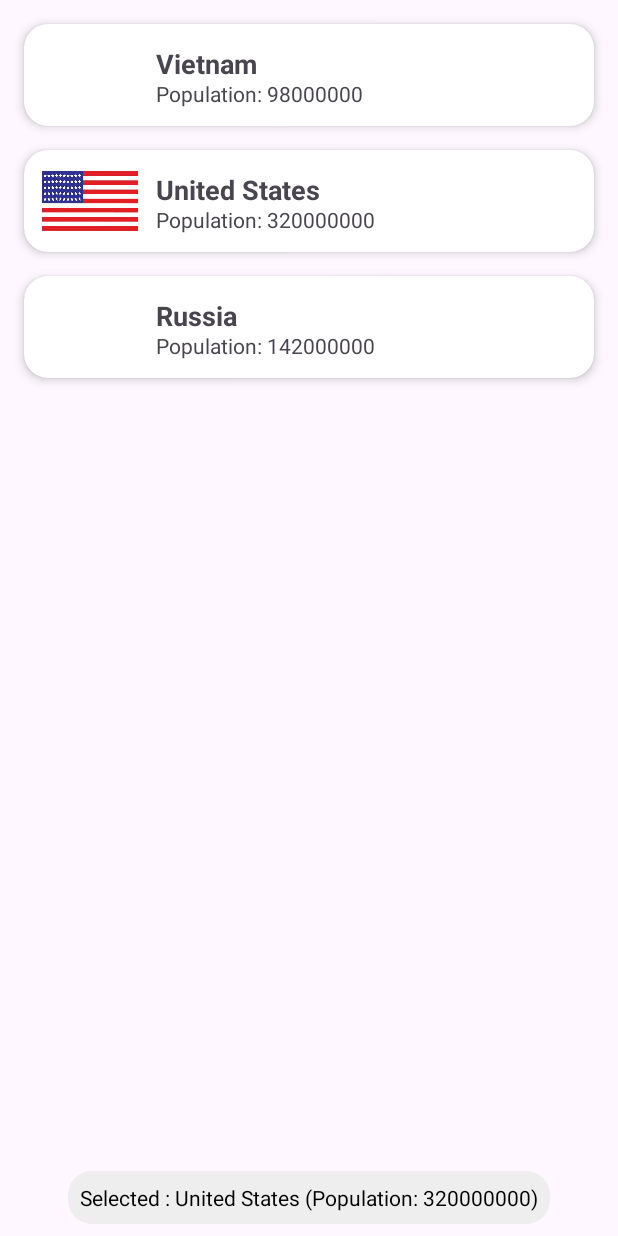
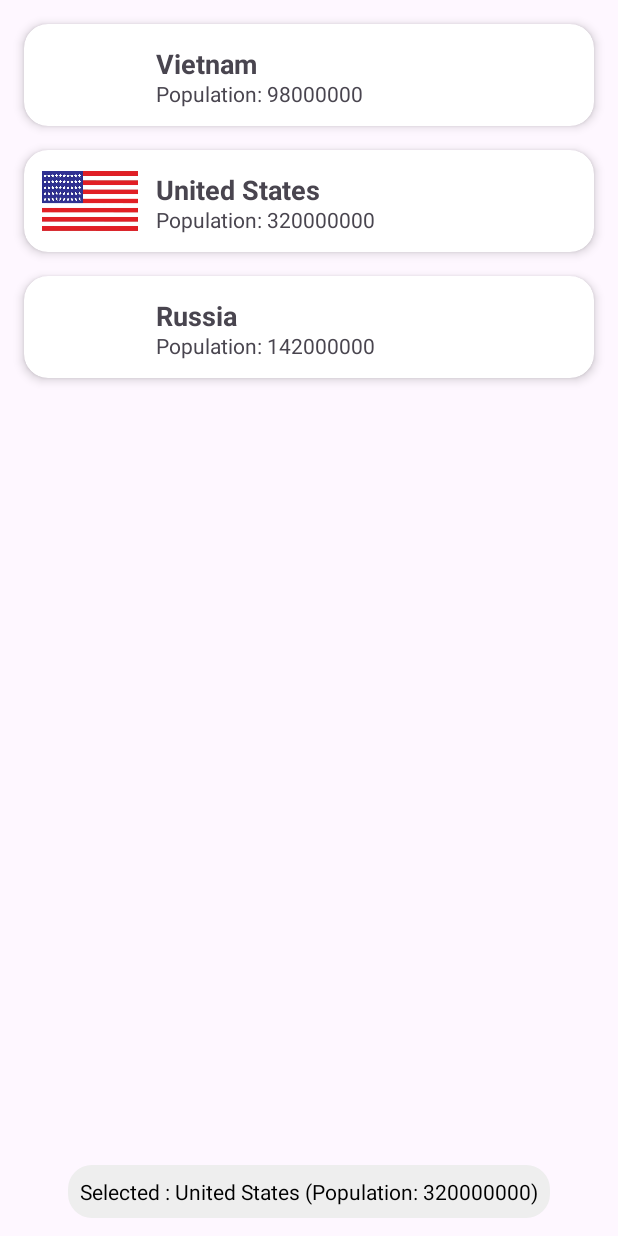
Before and after one commit to abilmazhitova/Lab06, an Android app: the screen it shows after launch (MainActivity), after a tap on "United States", on a phone screen of 412 x 824 dp. Run offline under Robolectric (Android 15) with nearby library versions, the phone set to English and light mode, and no system bars; 1 other tap on this screen came first.

Commit message:
fixed bottom spacing for Selected TextView

```diff
--- a/app/src/main/res/layout/activity_main.xml
+++ b/app/src/main/res/layout/activity_main.xml
@@ -19,7 +19,7 @@
         app:layout_constraintEnd_toEndOf="parent"
         tools:listitem="@layout/item_row" />
 
-    <!-- TextView для выбранной страны -->
+
     <TextView
         android:id="@+id/textView_selected"
         android:layout_width="wrap_content"
@@ -29,10 +29,14 @@
         android:textColor="#000"
         android:textSize="14sp"
         android:padding="8dp"
-        android:layout_margin="8dp"
+        android:layout_marginTop="16dp"
+        android:layout_marginBottom="12dp"
+        android:layout_marginStart="8dp"
+        android:layout_marginEnd="8dp"
         app:layout_constraintTop_toBottomOf="@+id/recyclerView"
         app:layout_constraintStart_toStartOf="parent"
         app:layout_constraintEnd_toEndOf="parent"
         app:layout_constraintBottom_toBottomOf="parent" />
 
+
 </androidx.constraintlayout.widget.ConstraintLayout>
```
